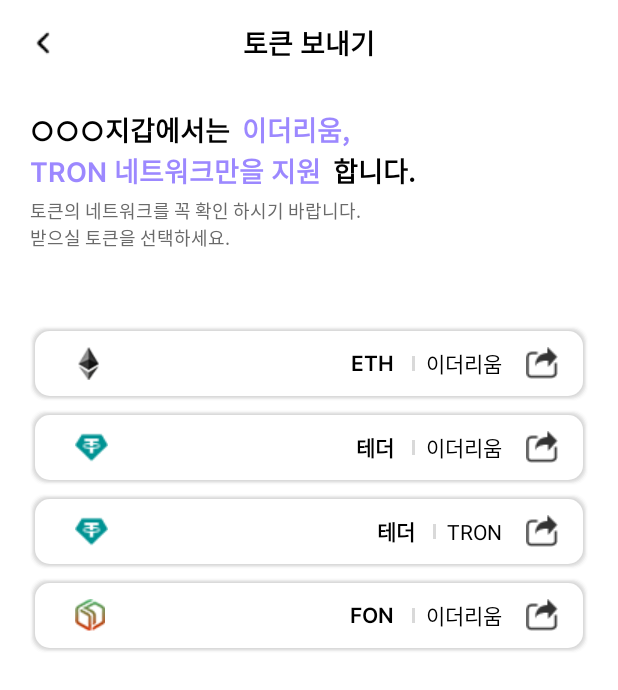
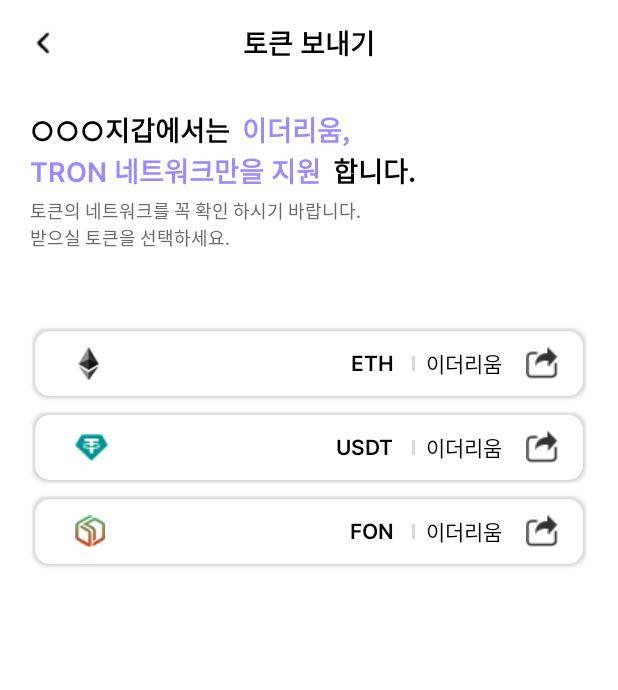
Before and after one commit to coredeveloper05/inodream_wallet_03, an Android app: the TokenSendSelectionActivity screen opened directly, with no data from a screen before it, on a phone screen of 412 x 824 dp. Shown: the top 690 px of the screen. Run offline under Robolectric (Android 15) with nearby library versions, the phone set to English and light mode, and no system bars; pictures from the network do not load.

Commit message:
develop TokenSend

```diff
--- a/app/src/main/AndroidManifest.xml
+++ b/app/src/main/AndroidManifest.xml
@@ -4,6 +4,7 @@
 
     <uses-permission android:name="android.permission.INTERNET" />
     <uses-permission android:name="android.permission.WRITE_EXTERNAL_STORAGE" />
+    <uses-permission android:name="android.permission.CAMERA" />
 
     <application
         android:name=".App"
@@ -88,6 +89,10 @@
             android:exported="false"
             android:screenOrientation="portrait" />
         <activity
+            android:name=".activitys.CameraCaptureActivity"
+            android:exported="false"
+            android:screenOrientation="portrait" />
+        <activity
             android:name=".activitys.SocialLoginActivity"
             android:exported="true"
             android:screenOrientation="portrait">
--- a/app/src/main/java/io/inodream/wallet/activitys/TokenSendSelectionActivity.kt
+++ b/app/src/main/java/io/inodream/wallet/activitys/TokenSendSelectionActivity.kt
@@ -1,14 +1,17 @@
 package io.inodream.wallet.activitys
 
 import android.content.Intent
+import android.os.Bundle
 import androidx.appcompat.app.AppCompatActivity
-import android.os.Bundle
+import com.bumptech.glide.Glide
 import io.inodream.wallet.R
 import io.inodream.wallet.databinding.ActivityTokenSendSelectionBinding
+import io.inodream.wallet.refer.retrofit.data.TokenInfosData
 
 class TokenSendSelectionActivity : AppCompatActivity() {
 
     private lateinit var binding: ActivityTokenSendSelectionBinding
+    private var mTokenInfos: ArrayList<TokenInfosData.TokenInfo>? = null
 
     override fun onCreate(savedInstanceState: Bundle?) {
         super.onCreate(savedInstanceState)
@@ -16,14 +19,51 @@
         binding = ActivityTokenSendSelectionBinding.inflate(layoutInflater)
         setContentView(binding.root)
 
+        mTokenInfos = intent.getSerializableExtra("key") as ArrayList<TokenInfosData.TokenInfo>?
+        initView()
+        setListener()
+    }
+
+    private fun initView() {
         binding.topToolbar.title.text = resources.getString(R.string.title_token_send)
+        mTokenInfos?.forEach {
+            when (it.symbol) {
+                "ETH" -> {
+                    Glide.with(this).load(it.icon).into(binding.ivTokenSymbol01)
+                }
 
-        binding.topToolbar.backButton.setOnClickListener {
-            super.onBackPressed()
-        }
+                "USDT" -> {
+                    Glide.with(this).load(it.icon).into(binding.ivTokenSymbol02)
+                }
 
-        binding.selectionToken01.setOnClickListener {
-            startActivity(Intent(this, SendTransactPasswordActivity::class.java).addFlags(Intent.FLAG_ACTIVITY_NO_ANIMATION))
+                "FON" -> {
+                    Glide.with(this).load(it.icon).into(binding.ivTokenSymbol04)
+                }
+            }
         }
     }
+
+    private fun setListener() {
+        binding.topToolbar.backButton.setOnClickListener {
+            finish()
+        }
+        binding.selectionToken01.setOnClickListener {
+            startPage("ETH")
+        }
+        binding.selectionToken02.setOnClickListener {
+            startPage("USDT")
+        }
+        binding.selectionToken04.setOnClickListener {
+            startPage("FON")
+        }
+    }
+
+    private fun startPage(symbol: String) {
+        val intent = Intent(
+            this,
+            TokenSendRequestActivity::class.java
+        ).addFlags(Intent.FLAG_ACTIVITY_NO_ANIMATION)
+        intent.putExtra("key", symbol)
+        startActivity(intent)
+    }
 }
--- a/app/src/main/java/io/inodream/wallet/refer/retrofit/RetrofitClient.kt
+++ b/app/src/main/java/io/inodream/wallet/refer/retrofit/RetrofitClient.kt
@@ -40,6 +40,7 @@
      */
     const val GET_BALANCE_ALL = "api/token/balanceAll"
     const val GET_BALANCE = "api/token/balance"
+    const val sendCoin = "api/token/sendCoin"
 
 
 
--- a/app/src/main/res/layout/activity_token_send_selection.xml
+++ b/app/src/main/res/layout/activity_token_send_selection.xml
@@ -1,6 +1,5 @@
 <?xml version="1.0" encoding="utf-8"?>
 <androidx.constraintlayout.widget.ConstraintLayout xmlns:android="http://schemas.android.com/apk/res/android"
-    xmlns:app="http://schemas.android.com/apk/res-auto"
     xmlns:tools="http://schemas.android.com/tools"
     android:layout_width="match_parent"
     android:layout_height="match_parent"
@@ -14,13 +13,13 @@
 
         <include
             android:id="@+id/top_toolbar"
-            layout="@layout/normal_top_toolbar"
-            />
+            layout="@layout/normal_top_toolbar" />
 
         <ScrollView
             android:layout_width="match_parent"
             android:layout_height="0dp"
             android:layout_weight="1">
+
             <LinearLayout
                 android:layout_width="match_parent"
                 android:layout_height="match_parent"
@@ -29,108 +28,110 @@
 
                 <androidx.appcompat.widget.LinearLayoutCompat
                     android:layout_width="match_parent"
-                    android:layout_height="wrap_content"
-                    >
+                    android:layout_height="wrap_content">
 
                     <TextView
                         android:layout_width="wrap_content"
                         android:layout_height="wrap_content"
-                        android:textSize="18sp"
+                        android:layout_marginTop="15.5dp"
+                        android:fontFamily="@font/inter_semi_bold"
                         android:text="@string/token_send_caution_01"
                         android:textColor="#000000"
-                        android:fontFamily="@font/inter_semi_bold"
-                        android:layout_marginTop="15.5dp"/>
+                        android:textSize="18sp" />
+
                     <TextView
                         android:layout_width="wrap_content"
                         android:layout_height="wrap_content"
                         android:layout_marginLeft="8dp"
-                        android:textSize="18sp"
+                        android:layout_marginTop="15.5dp"
+                        android:fontFamily="@font/inter_semi_bold"
                         android:text="@string/token_send_caution_02"
                         android:textColor="#9c88ff"
-                        android:fontFamily="@font/inter_semi_bold"
-                        android:layout_marginTop="15.5dp"/>
+                        android:textSize="18sp" />
                 </androidx.appcompat.widget.LinearLayoutCompat>
 
                 <androidx.appcompat.widget.LinearLayoutCompat
                     android:layout_width="match_parent"
-                    android:layout_height="wrap_content"
-                    >
+                    android:layout_height="wrap_content">
 
                     <TextView
                         android:layout_width="wrap_content"
                         android:layout_height="wrap_content"
-                        android:textSize="18sp"
+                        android:fontFamily="@font/inter_semi_bold"
                         android:text="@string/token_send_caution_03"
                         android:textColor="#9c88ff"
-                        android:fontFamily="@font/inter_semi_bold"
-                        />
+                        android:textSize="18sp" />
+
                     <TextView
                         android:layout_width="wrap_content"
                         android:layout_height="wrap_content"
                         android:layout_marginLeft="8dp"
-                        android:textSize="18sp"
+                        android:fontFamily="@font/inter_semi_bold"
                         android:text="@string/token_send_caution_04"
                         android:textColor="#000000"
-                        android:fontFamily="@font/inter_semi_bold"
-                        />
+                        android:textSize="18sp" />
                 </androidx.appcompat.widget.LinearLayoutCompat>
 
                 <TextView
                     android:layout_width="wrap_content"
                     android:layout_height="wrap_content"
-                    android:textSize="12dp"
+                    android:layout_marginTop="4dp"
+                    android:layout_marginBottom="50dp"
                     android:text="토큰의 네트워크를 꼭 확인 하시기 바랍니다.\n받으실 토큰을 선택하세요."
                     android:textColor="#6a6a6a"
-                    android:layout_marginTop="4dp"
-                    android:layout_marginBottom="50dp"/>
+                    android:textSize="12dp" />
 
                 <LinearLayout
                     android:id="@+id/selection_token_01"
                     android:layout_width="match_parent"
                     android:layout_height="50dp"
+                    android:layout_marginBottom="6dp"
+                    android:background="@drawable/receive_token_round_border_ripple"
+                    android:clickable="true"
+                    android:gravity="center"
                     android:orientation="horizontal"
-                    android:layout_marginBottom="6dp"
+                    android:paddingVertical="12dp"
                     android:paddingLeft="30dp"
-                    android:paddingRight="20dp"
-                    android:paddingVertical="12dp"
-                    android:gravity="center"
-                    android:background="@drawable/receive_token_round_border_ripple"
-                    android:clickable="true">
+                    android:paddingRight="20dp">
 
                     <ImageView
+                        android:id="@+id/iv_token_symbol_01"
                         android:layout_width="wrap_content"
                         android:layout_height="22dp"
-                        android:src="@drawable/ic_token_01"/>
+                        android:src="@drawable/ic_token_01" />
 
                     <View
                         android:layout_width="0dp"
                         android:layout_height="0dp"
-                        android:layout_weight="1"/>
+                        android:layout_weight="1" />
 
                     <TextView
                         android:layout_width="wrap_content"
                         android:layout_height="wrap_content"
+                        android:fontFamily="@font/inter_semi_bold"
+                        android:text="ETH"
                         android:textColor="@color/black"
-                        android:textSize="14sp"
-                        android:fontFamily="@font/inter_semi_bold"
-                        android:text="ETH"/>
+                        android:textSize="14sp" />
+
                     <View
                         android:layout_width="2dp"
                         android:layout_height="10dp"
-                        android:background="#d9d9d9"
                         android:layout_marginLeft="12dp"
-                        android:layout_marginRight="7dp"/>
+                        android:layout_marginRight="7dp"
+                        android:background="#d9d9d9" />
+
                     <TextView
                         android:layout_width="wrap_content"
                         android:layout_height="wrap_content"
+                        android:text="이더리움"
                         android:textColor="@color/black"
-                        android:textSize="14sp"
-                        android:text="이더리움"/>
+                        android:textSize="14sp" />
+
                     <View
                         android:layout_width="1dp"
                         android:layout_height="10dp"
                         android:layout_marginLeft="7dp"
-                        android:layout_marginRight="7dp"/>
+                        android:layout_marginRight="7dp" />
 
                     <ImageView
                         android:layout_width="wrap_content"
@@ -142,167 +143,177 @@
                     android:id="@+id/selection_token_02"
                     android:layout_width="match_parent"
                     android:layout_height="50dp"
+                    android:layout_marginBottom="6dp"
+                    android:background="@drawable/receive_token_round_border_ripple"
+                    android:clickable="true"
+                    android:gravity="center"
                     android:orientation="horizontal"
-                    android:layout_marginBottom="6dp"
+                    android:paddingVertical="12dp"
                     android:paddingLeft="30dp"
-                    android:paddingRight="20dp"
-                    android:paddingVertical="12dp"
-                    android:gravity="center"
-                    android:background="@drawable/receive_token_round_border_ripple"
-                    android:clickable="true">
+                    android:paddingRight="20dp">
 
                     <ImageView
+                        android:id="@+id/iv_token_symbol_02"
                         android:layout_width="wrap_content"
                         android:layout_height="22dp"
-                        android:src="@drawable/ic_token_03"/>
+                        android:src="@drawable/ic_token_03" />
 
                     <View
                         android:layout_width="0dp"
                         android:layout_height="0dp"
-                        android:layout_weight="1"/>
+                        android:layout_weight="1" />
 
                     <TextView
                         android:layout_width="wrap_content"
                         android:layout_height="wrap_content"
+                        android:fontFamily="@font/inter_semi_bold"
+                        android:text="USDT"
                         android:textColor="@color/black"
-                        android:textSize="14sp"
-                        android:fontFamily="@font/inter_semi_bold"
-                        android:text="테더"/>
+                        android:textSize="14sp" />
+
                     <View
                         android:layout_width="2dp"
                         android:layout_height="10dp"
-                        android:background="#d9d9d9"
                         android:layout_marginLeft="12dp"
-                        android:layout_marginRight="7dp"/>
+                        android:layout_marginRight="7dp"
+                        android:background="#d9d9d9" />
+
                     <TextView
                         android:layout_width="wrap_content"
                         android:layout_height="wrap_content"
+                        android:text="이더리움"
                         android:textColor="@color/black"
-                        android:textSize="14sp"
-                        android:text="이더리움"/>
+                        android:textSize="14sp" />
+
                     <View
                         android:layout_width="1dp"
                         android:layout_height="10dp"
                         android:layout_marginLeft="7dp"
-                        android:layout_marginRight="7dp"/>
+                        android:layout_marginRight="7dp" />
+
                     <ImageView
                         android:layout_width="wrap_content"
                         android:layout_height="wrap_content"
-                        android:src="@drawable/ic_token_send_box"
-                        />
+                        android:src="@drawable/ic_token_send_box" />
                 </LinearLayout>
 
                 <LinearLayout
                     android:id="@+id/selection_token_03"
                     android:layout_width="match_parent"
                     android:layout_height="50dp"
+                    android:layout_marginBottom="6dp"
+                    android:background="@drawable/receive_token_round_border_ripple"
+                    android:clickable="true"
+                    android:gravity="center"
                     android:orientation="horizontal"
-                    android:layout_marginBottom="6dp"
+                    android:paddingVertical="12dp"
                     android:paddingLeft="30dp"
                     android:paddingRight="20dp"
-                    android:paddingVertical="12dp"
-                    android:gravity="center"
-                    android:background="@drawable/receive_token_round_border_ripple"
-                    android:clickable="true">
+                    android:visibility="gone">
 
                     <ImageView
+                        android:id="@+id/iv_token_symbol_03"
                         android:layout_width="wrap_content"
                         android:layout_height="22dp"
-                        android:src="@drawable/ic_token_03"/>
+                        android:src="@drawable/ic_token_03" />
 
                     <View
                         android:layout_width="0dp"
                         android:layout_height="0dp"
-                        android:layout_weight="1"/>
+                        android:layout_weight="1" />
 
                     <TextView
                         android:layout_width="wrap_content"
                         android:layout_height="wrap_content"
+                        android:fontFamily="@font/inter_semi_bold"
+                        android:text="테더"
                         android:textColor="@color/black"
-                        android:textSize="14sp"
-                        android:fontFamily="@font/inter_semi_bold"
-                        android:text="테더"/>
+                        android:textSize="14sp" />
+
                     <View
                         android:layout_width="2dp"
                         android:layout_height="10dp"
-                        android:background="#d9d9d9"
                         android:layout_marginLeft="12dp"
-                        android:layout_marginRight="7dp"/>
+                        android:layout_marginRight="7dp"
+                        android:background="#d9d9d9" />
+
                     <TextView
                         android:layout_width="wrap_content"
                         android:layout_height="wrap_content"
+                        android:text="TRON"
                         android:textColor="@color/black"
-                        android:textSize="14sp"
-                        android:text="TRON"/>
+                        android:textSize="14sp" />
+
                     <View
                         android:layout_width="1dp"
                         android:layout_height="10dp"
                         android:layout_marginLeft="7dp"
-                        android:layout_marginRight="7dp"/>
+                        android:layout_marginRight="7dp" />
+
                     <ImageView
                         android:layout_width="wrap_content"
                         android:layout_height="wrap_content"
-                        android:src="@drawable/ic_token_send_box"
-                        />
+                        android:src="@drawable/ic_token_send_box" />
                 </LinearLayout>
 
                 <LinearLayout
                     android:id="@+id/selection_token_04"
                     android:layout_width="match_parent"
                     android:layout_height="50dp"
+                    android:layout_marginBottom="6dp"
+                    android:background="@drawable/receive_token_round_border_ripple"
+                    android:clickable="true"
+                    android:gravity="center"
                     android:orientation="horizontal"
-                    android:layout_marginBottom="6dp"
+                    android:paddingVertical="12dp"
                     android:paddingLeft="30dp"
-                    android:paddingRight="20dp"
-                    android:paddingVertical="12dp"
-                    android:gravity="center"
-                    android:background="@drawable/receive_token_round_border_ripple"
-                    android:clickable="true">
+                    android:paddingRight="20dp">
 
                     <ImageView
+                        android:id="@+id/iv_token_symbol_04"
                         android:layout_width="wrap_content"
                         android:layout_height="22dp"
-                        android:src="@drawable/ic_token_02"/>
+                        android:src="@drawable/ic_token_02" />
 
                     <View
                         android:layout_width="0dp"
                         android:layout_height="0dp"
-                        android:layout_weight="1"/>
+                        android:layout_weight="1" />
 
                     <TextView
                         android:layout_width="wrap_content"
                         android:layout_height="wrap_content"
+                        android:fontFamily="@font/inter_semi_bold"
+                        android:text="FON"
                         android:textColor="@color/black"
-                        android:textSize="14sp"
-                        android:fontFamily="@font/inter_semi_bold"
-                        android:text="FON"/>
+                        android:textSize="14sp" />
+
                     <View
                         android:layout_width="2dp"
                         android:layout_height="10dp"
-                        android:background="#d9d9d9"
                         android:layout_marginLeft="12dp"
-                        android:layout_marginRight="7dp"/>
+                        android:layout_marginRight="7dp"
+                        android:background="#d9d9d9" />
+
                     <TextView
                         android:layout_width="wrap_content"
                         android:layout_height="wrap_content"
+                        android:text="이더리움"
                         android:textColor="@color/black"
-                        android:textSize="14sp"
-                        android:text="이더리움"/>
+                        android:textSize="14sp" />
+
                     <View
                         android:layout_width="1dp"
                         android:layout_height="10dp"
                         android:layout_marginLeft="7dp"
-                        android:layout_marginRight="7dp"/>
+                        android:layout_marginRight="7dp" />
+
                     <ImageView
                         android:layout_width="wrap_content"
                         android:layout_height="wrap_content"
-                        android:src="@drawable/ic_token_send_box"
-                        />
+                        android:src="@drawable/ic_token_send_box" />
                 </LinearLayout>
-
-
             </LinearLayout>
-
         </ScrollView>
     </LinearLayout>
 </androidx.constraintlayout.widget.ConstraintLayout>
--- a/app/src/main/res/layout/fragment_payment.xml
+++ b/app/src/main/res/layout/fragment_payment.xml
@@ -42,7 +42,7 @@
                     android:layout_width="match_parent"
                     android:layout_height="50dp"
                     android:layout_marginHorizontal="29dp"
-                    android:background="@drawable/shape_round_50_blue_50"
+                    android:background="@drawable/shape_pupple_20_round"
 
                     >
                     <ImageView
--- a/app/src/main/res/layout/fragment_setting.xml
+++ b/app/src/main/res/layout/fragment_setting.xml
@@ -42,7 +42,7 @@
                     android:layout_width="match_parent"
                     android:layout_height="50dp"
                     android:layout_marginHorizontal="29dp"
-                    android:background="@drawable/shape_round_50_blue_50"
+                    android:background="@drawable/shape_pupple_20_round"
 
                     >
                     <ImageView
--- a/app/src/main/res/values/strings.xml
+++ b/app/src/main/res/values/strings.xml
@@ -85,5 +85,9 @@
 
     <string name="service_being_prepared">서비스 준비 중 입니다.</string>
 
+    <string name="check_error_empty_address">수신지 주소를 입력해 주세요.</string>
+    <string name="check_error_empty_quantity">수량을 입력해 주세요.</string>
+    <string name="check_error_empty_pwd">비밀번호를 입력해 주세요.</string>
+
     <string name="W_value">￦%1$s</string>
 </resources>
```
Also changed, not shown: app/build.gradle (+16 -0 lines), app/src/main/java/io/inodream/wallet/activitys/CameraCaptureActivity.java (added, +53 -0 lines), app/src/main/java/io/inodream/wallet/activitys/SendTransactPasswordActivity.kt (+16 -5 lines), app/src/main/java/io/inodream/wallet/activitys/TokenSendRequestActivity.kt (+107 -4 lines), app/src/main/java/io/inodream/wallet/fragments/TokenViewFragment.kt (+11 -9 lines), app/src/main/java/io/inodream/wallet/refer/retrofit/data/TokenInfosData.kt (+6 -2 lines), app/src/main/java/io/inodream/wallet/refer/retrofit/service/IRemoteSimpleService.kt (+18 -3 lines), app/src/main/java/io/inodream/wallet/util/UserManager.java (+8 -0 lines), app/src/main/res/layout/activity_token_send_request.xml (+50 -43 lines), 2 other files.
